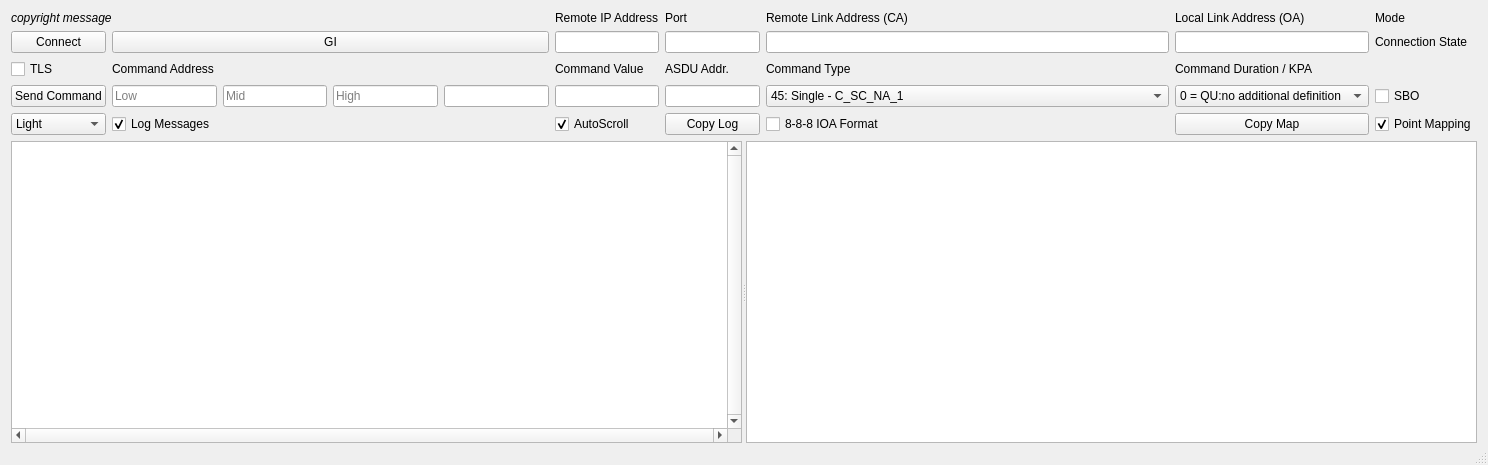
Before: the Qt Designer form mainwindow.ui in RADEON73/Iec104Client, drawn with Qt 5.
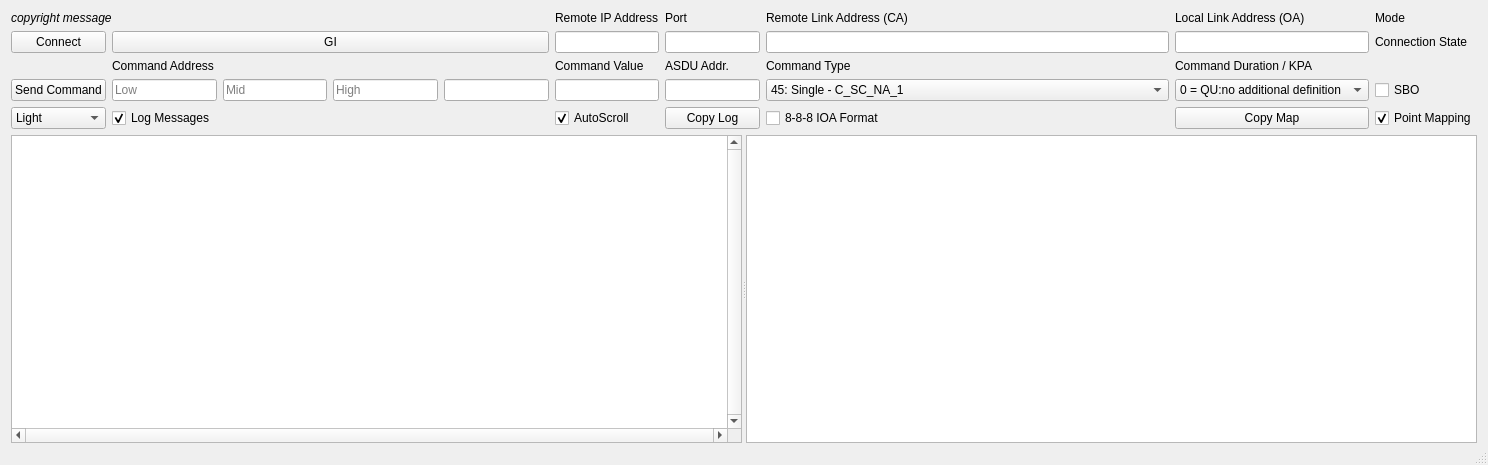
After: the same form once the commit is applied.

Diff of the .ui file:
```diff
--- a/mainwindow.ui
+++ b/mainwindow.ui
@@ -504,13 +504,6 @@
       </item>
      </widget>
     </item>
-    <item row="2" column="0">
-     <widget class="QCheckBox" name="cbEnableTls">
-      <property name="text">
-       <string>TLS</string>
-      </property>
-     </widget>
-    </item>
    </layout>
   </widget>
   <widget class="QMenuBar" name="menuBar">
```
